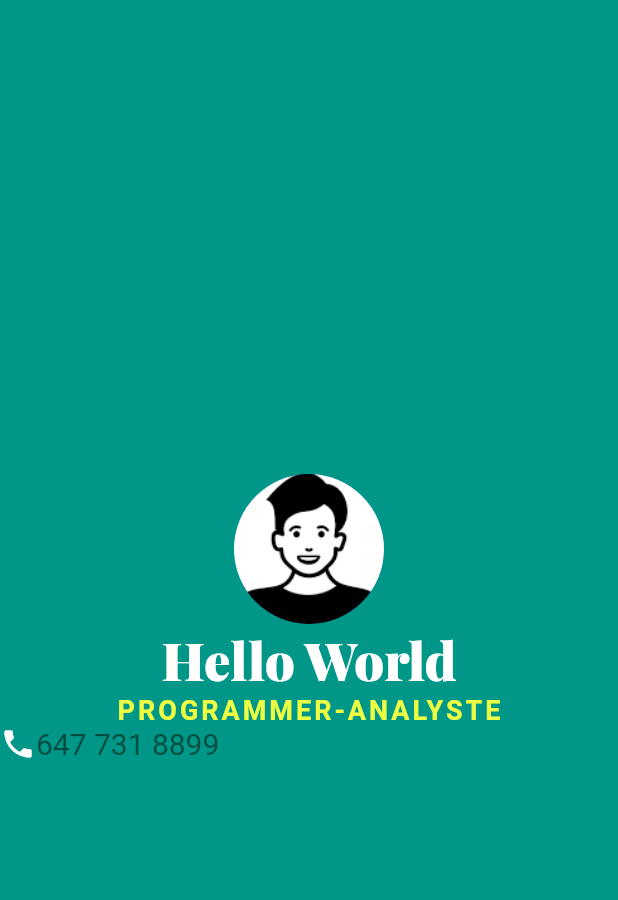
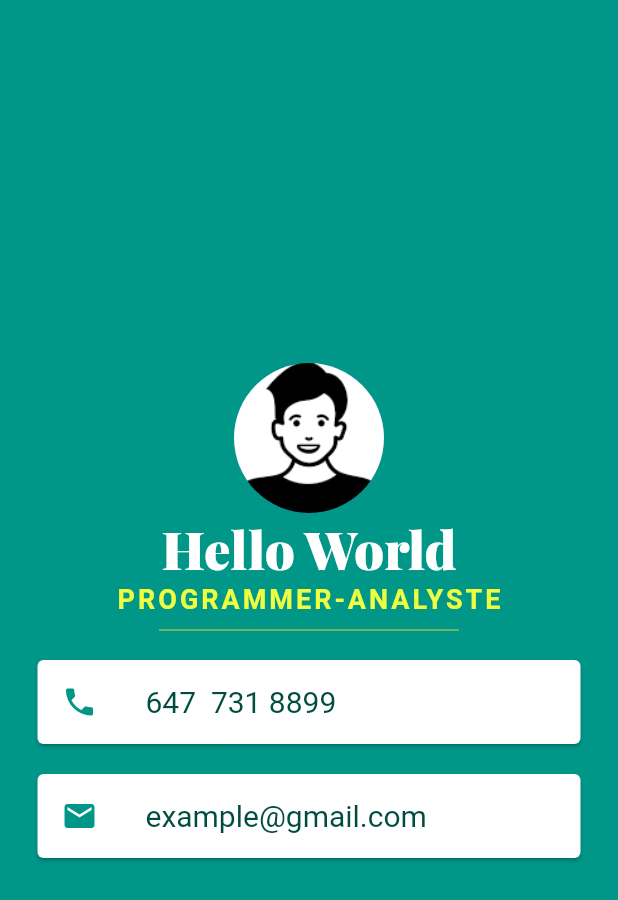
Before and after one commit to EzraWangYAY/mcartea, a Flutter app: the screen it shows after launch, on a phone screen of 412 x 824 dp. Shown: the top 900 px of the screen. Run offline on Flutter 3.47's test engine with Material 2 defaults, Android fonts, the phone set to English and light mode, and no system bars; Roboto replaces fonts that are missing (PLayfairDisplay-Regular, PlayfairDisplay-Regular, Source sans Pro).

Commit message:
Finit video 2

```diff
--- a/lib/main.dart
+++ b/lib/main.dart
@@ -11,6 +11,7 @@ class MyApp extends StatelessWidget {
   @override
   Widget build(BuildContext context) {
     return MaterialApp(
+      debugShowCheckedModeBanner: false,
       home: Scaffold(
         backgroundColor: Colors.teal,
         body: SafeArea(
@@ -39,22 +40,40 @@ class MyApp extends StatelessWidget {
                     fontSize: 18,
                     letterSpacing: 2.0),
               ),
-              Container(
-                  child: Row(
-                children: [
-                  Icon(
-                    Icons.phone,
-                    color: Colors.white,
+              SizedBox(
+                height:20.0,
+                width: 200.0,
+                child: Divider(
+                  color: Colors.lime,
+                ),
+              ),
+              Card(
+                color: Colors.white,
+                  margin: EdgeInsets.symmetric(vertical: 10.0, horizontal: 25.0),
+                  child: ListTile(
+                      leading: Icon(Icons.phone,
+                      color: Colors.teal),
+                    title: Text('647  731 8899',
+                    style: TextStyle(color: Colors.teal.shade900,
+                    fontFamily: 'PLayfairDisplay-Regular',
+                    fontSize: 20.0), ),
+
                   ),
-                  Text(
-                    '647 731 8899',
-                    style: TextStyle(
-                        color: Colors.teal.shade900,
-                        fontFamily: 'PlayfairDisplay-Regular',
-                         fontSize: 20.0),
-                  )
-                ],
-              )),
+              ),
+              Card(
+                color: Colors.white,
+                margin: EdgeInsets.symmetric(vertical: 10.0, horizontal: 25.0),
+                child: ListTile(
+                  leading: Icon(Icons.mail,
+                      color: Colors.teal),
+                  title: Text('example@gmail.com',
+                    style: TextStyle(color: Colors.teal.shade900,
+                        fontFamily: 'PLayfairDisplay-Regular',
+                        fontSize: 20.0), ),
+
+                ),
+              ),
+
             ],
           ),
         ),
```
